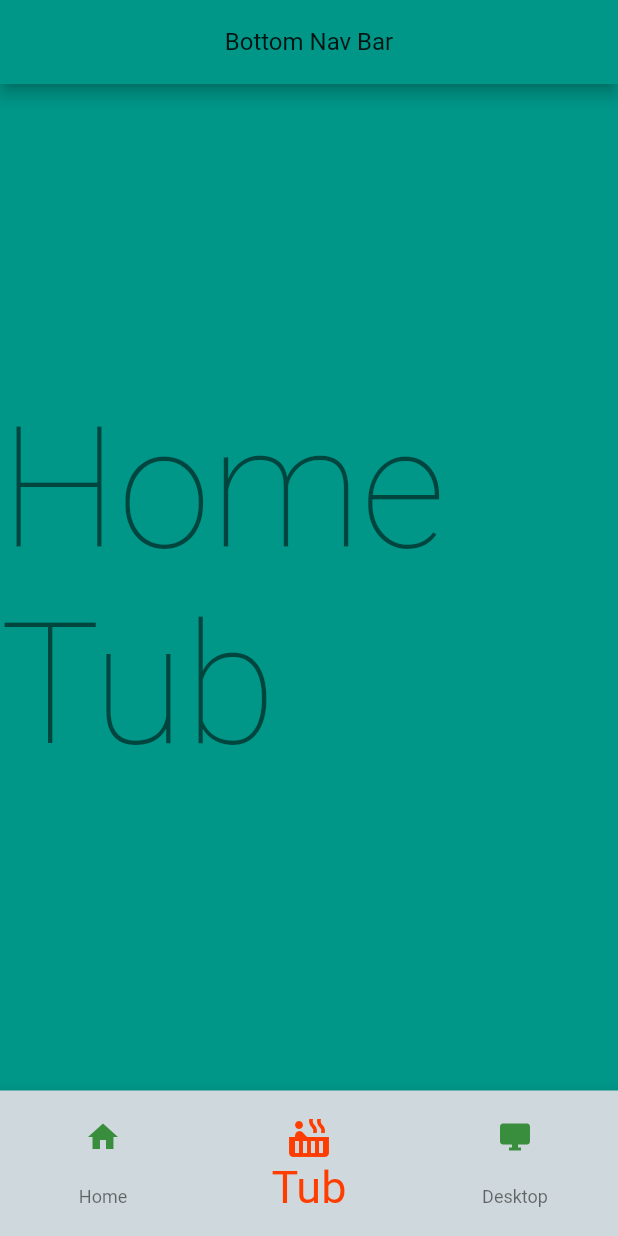
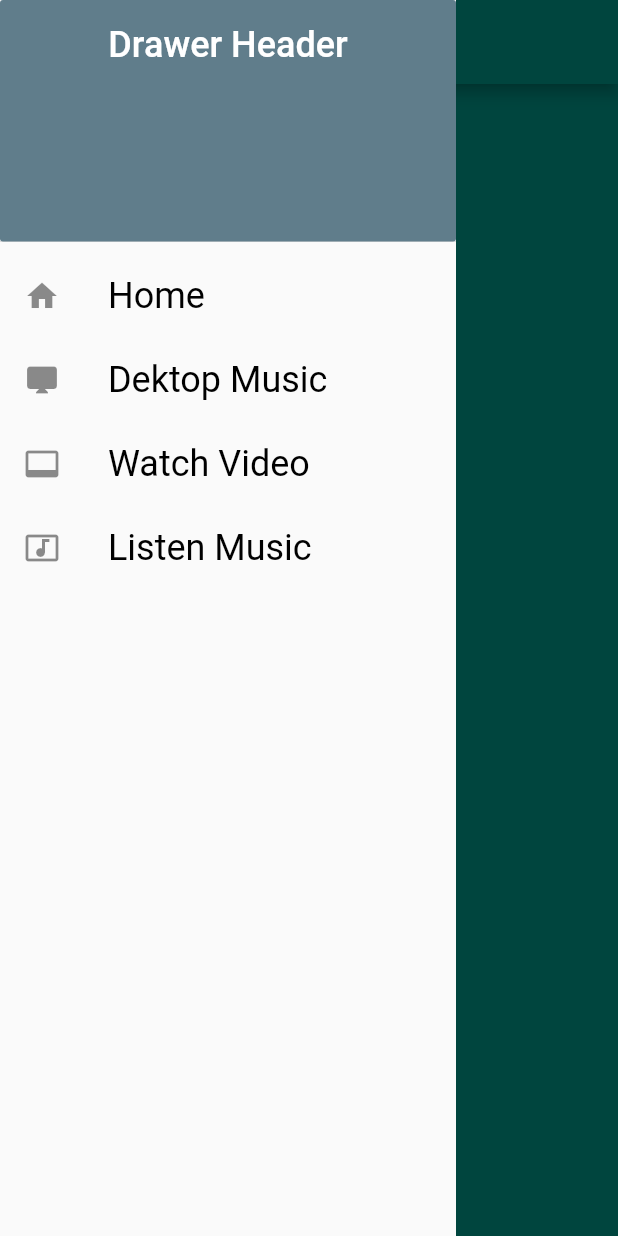
Before and after one commit to Indazzzaaa/dart_routes, a Flutter app: the screen it shows after launch, with the side drawer open (before the commit the screen has no drawer), on a phone screen of 412 x 824 dp. Run offline on Flutter 3.47's test engine with Material 2 defaults, Android fonts, the phone set to English and light mode, and no system bars.

Commit message:
Drawer Completed

```diff
--- /dev/null
+++ b/lib/drawer/drawer_main.dart
@@ -0,0 +1,61 @@
+import 'package:flutter/material.dart';
+
+class MainDrawerPage extends StatefulWidget {
+  @override
+  _MainDrawerPageState createState() => _MainDrawerPageState();
+}
+
+class _MainDrawerPageState extends State<MainDrawerPage> {
+  @override
+  Widget build(BuildContext context) {
+    return Scaffold(
+      appBar: AppBar(
+        //!This should me must to see the drawer
+        centerTitle: true,
+        title: Text(
+          "Drawer",
+          style: Theme.of(context).textTheme.headline4,
+        ),
+      ),
+      drawer: Drawer(
+          elevation: 0,
+          child: ListView(
+            padding: EdgeInsets.zero,
+            children: [
+              DrawerHeader(
+                decoration: BoxDecoration(
+                  borderRadius: BorderRadius.circular(2),
+                  color: Colors.blueGrey,
+                ),
+                child: Text(
+                  'Drawer Header',
+                  textAlign: TextAlign.center,
+                  style: TextStyle(
+                    color: Colors.white,
+                    fontSize: 24,
+                  ),
+                ),
+              ),
+              giveTiles(context, text: "Home", icon: Icons.home),
+              giveTiles(context, text: "Dektop Music", icon: Icons.desktop_mac),
+              giveTiles(context, text: "Watch Video", icon: Icons.video_label),
+              giveTiles(context, text: "Listen Music", icon: Icons.music_video)
+            ],
+          )),
+    );
+  }
+}
+
+ListTile giveTiles(BuildContext context, {String text, IconData icon}) {
+  return ListTile(
+    leading: Icon(icon),
+    title: Text(
+      text,
+      style: TextStyle(
+          color: Colors.black,
+          fontSize: 24,
+          fontWeight: Theme.of(context).textTheme.headline2.fontWeight),
+    ),
+    onTap: () => Navigator.pop(context), //*Close the navigator drawer
+  );
+}
--- a/lib/main.dart
+++ b/lib/main.dart
@@ -1,3 +1,4 @@
+import 'package:expense_book/drawer/drawer_main.dart';
 import 'package:flutter/material.dart';
 
 import 'bottom_nav_bar/btm_bar.dart';
@@ -17,7 +18,7 @@ class MyApp extends StatelessWidget {
         scaffoldBackgroundColor: Colors.teal,
         visualDensity: VisualDensity.adaptivePlatformDensity,
       ),
-      home: BottmoBar(),
+      home: MainDrawerPage(),
     );
   }
 }
```
